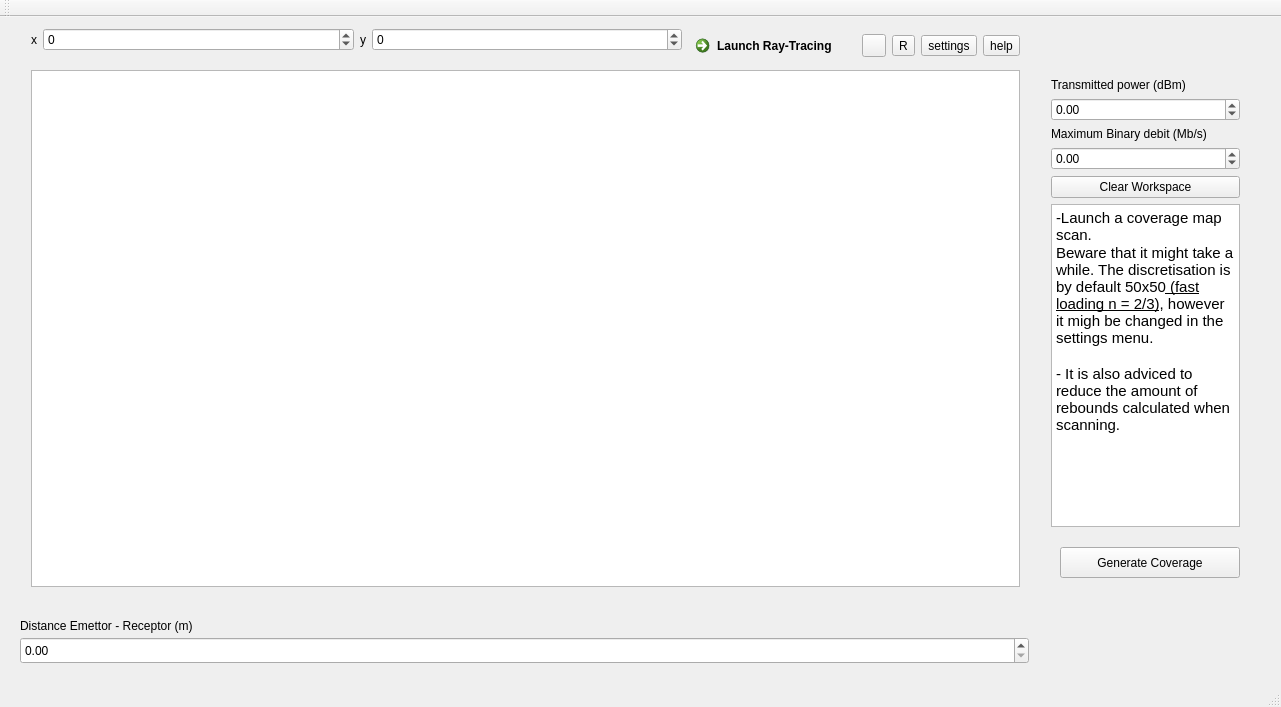
The window that ieee80211g.ui (amatepl/RayTracing2019) describes before a commit, drawn with Qt 5.
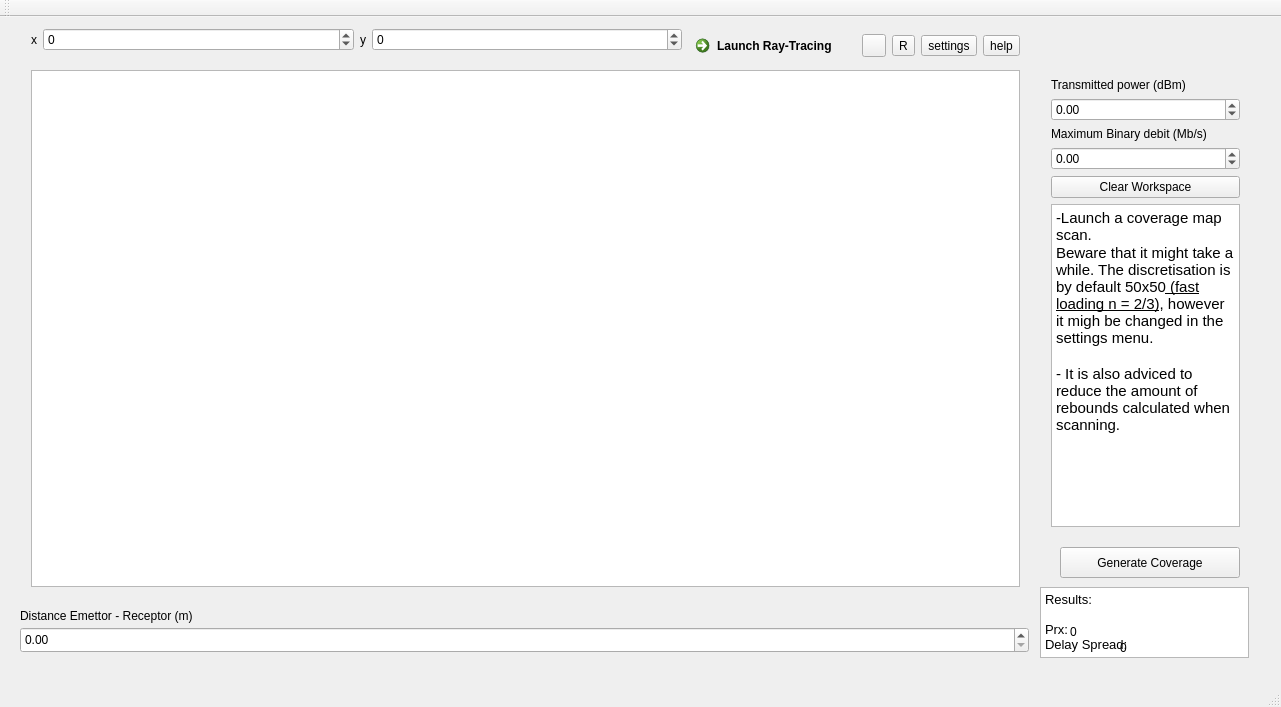
The same window after the commit. Icons and pictures are not drawn.

Commit message: Display Prx and Delay Spread

Patch:
```diff
--- a/ieee80211g.ui
+++ b/ieee80211g.ui
@@ -219,9 +219,9 @@
     <property name="geometry">
      <rect>
       <x>20</x>
-      <y>620</y>
+      <y>610</y>
       <width>1009</width>
-      <height>27</height>
+      <height>26</height>
      </rect>
     </property>
     <property name="maximum">
@@ -232,7 +232,7 @@
     <property name="geometry">
      <rect>
       <x>20</x>
-      <y>600</y>
+      <y>590</y>
       <width>1009</width>
       <height>17</height>
      </rect>
@@ -241,6 +241,52 @@
      <string>Distance Emettor - Receptor (m)</string>
     </property>
    </widget>
+   <widget class="QTextBrowser" name="textBrowser_2">
+    <property name="geometry">
+     <rect>
+      <x>1040</x>
+      <y>570</y>
+      <width>209</width>
+      <height>71</height>
+     </rect>
+    </property>
+    <property name="html">
+     <string>&lt;!DOCTYPE HTML PUBLIC &quot;-//W3C//DTD HTML 4.0//EN&quot; &quot;http://www.w3.org/TR/REC-html40/strict.dtd&quot;&gt;
+&lt;html&gt;&lt;head&gt;&lt;meta name=&quot;qrichtext&quot; content=&quot;1&quot; /&gt;&lt;style type=&quot;text/css&quot;&gt;
+p, li { white-space: pre-wrap; }
+&lt;/style&gt;&lt;/head&gt;&lt;body style=&quot; font-family:'Noto Sans'; font-size:10pt; font-weight:400; font-style:normal;&quot;&gt;
+&lt;p style=&quot; margin-top:0px; margin-bottom:0px; margin-left:0px; margin-right:0px; -qt-block-indent:0; text-indent:0px;&quot;&gt;Results:&lt;/p&gt;
+&lt;p style=&quot;-qt-paragraph-type:empty; margin-top:0px; margin-bottom:0px; margin-left:0px; margin-right:0px; -qt-block-indent:0; text-indent:0px;&quot;&gt;&lt;br /&gt;&lt;/p&gt;
+&lt;p style=&quot; margin-top:0px; margin-bottom:0px; margin-left:0px; margin-right:0px; -qt-block-indent:0; text-indent:0px;&quot;&gt;Prx:&lt;/p&gt;
+&lt;p style=&quot; margin-top:0px; margin-bottom:0px; margin-left:0px; margin-right:0px; -qt-block-indent:0; text-indent:0px;&quot;&gt;Delay Spread: &lt;/p&gt;&lt;/body&gt;&lt;/html&gt;</string>
+    </property>
+   </widget>
+   <widget class="QLabel" name="Prx">
+    <property name="geometry">
+     <rect>
+      <x>1070</x>
+      <y>599</y>
+      <width>101</width>
+      <height>31</height>
+     </rect>
+    </property>
+    <property name="text">
+     <string>0</string>
+    </property>
+   </widget>
+   <widget class="QLabel" name="DelaySpread">
+    <property name="geometry">
+     <rect>
+      <x>1120</x>
+      <y>621</y>
+      <width>91</width>
+      <height>20</height>
+     </rect>
+    </property>
+    <property name="text">
+     <string>0</string>
+    </property>
+   </widget>
   </widget>
   <widget class="QMenuBar" name="menuBar">
    <property name="geometry">
```
Left out of the diff: 16 changed lines with no effect on the pictures. The commit also changes 11 other files.
